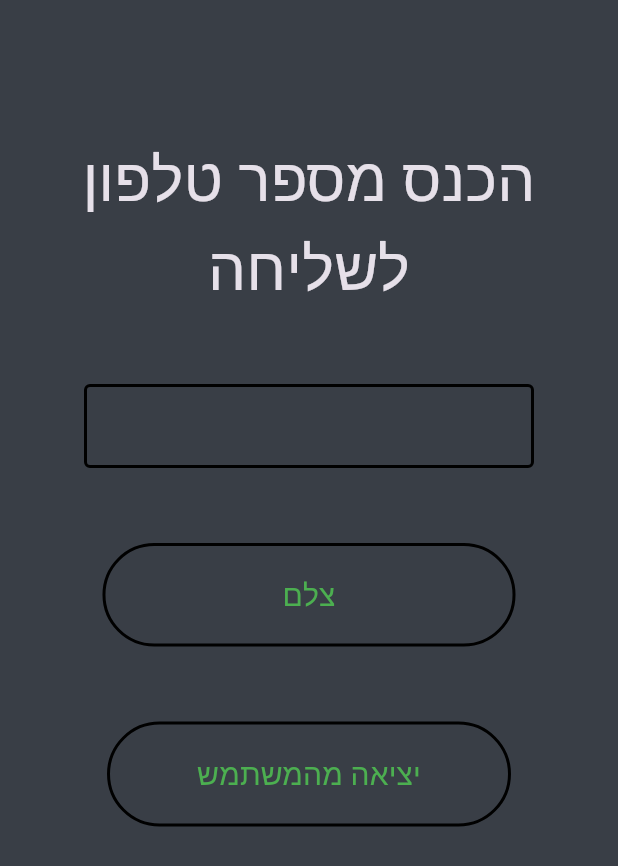
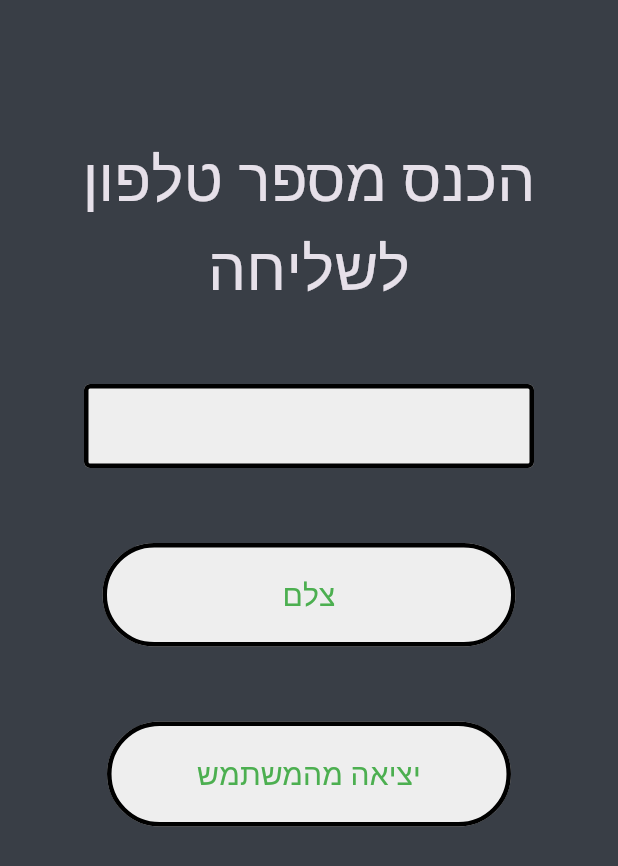
Before and after one commit to dorstern3/IronSwordsProject, a Flutter app: the screen it shows once a user with an empty profile is signed in, on a phone screen of 412 x 824 dp. Shown: the top 866 px of the screen. Run offline on Flutter 3.47's test engine with Material 3 defaults, Android fonts, the phone set to English and light mode, and no system bars; our stand-ins replace firebase_auth, firebase_core; accounts and stored records are empty.

Commit message:
update 2

```diff
--- a/iron_swords/lib/widgets/phone_field.dart
+++ b/iron_swords/lib/widgets/phone_field.dart
@@ -1,5 +1,6 @@
 import 'package:firebase_auth/firebase_auth.dart';
 import 'package:flutter/material.dart';
+import 'package:iron_swords/theme/palette.dart';
 
 class PhoneField extends StatelessWidget {
   const PhoneField({super.key});
@@ -11,12 +12,15 @@ class PhoneField extends StatelessWidget {
         maxWidth: 300,
       ),
       child: TextFormField(
+        style: const TextStyle(color: Pallete.blackColor),
         textAlign: TextAlign.right,
         decoration: const InputDecoration(
+          fillColor: Pallete.whiteColor,
+          filled: true,
           enabledBorder: OutlineInputBorder(
             borderSide: BorderSide(
               color: Colors.black,
-              width: 2,
+              width: 3,
             ),
           ),
           focusedBorder: OutlineInputBorder(
@@ -35,10 +39,11 @@ class ButtonPhoto extends StatelessWidget {
   Widget build(BuildContext context) {
     return TextButton(
       style: TextButton.styleFrom(
+        backgroundColor: Pallete.whiteColor,
         padding: const EdgeInsets.symmetric(vertical: 20, horizontal: 120),
         side: const BorderSide(
           color: Colors.black,
-          width: 2,
+          width: 3,
         ),
       ),
       onPressed: () {},
@@ -60,10 +65,11 @@ class SignOut extends StatelessWidget {
   Widget build(BuildContext context) {
     return TextButton(
       style: TextButton.styleFrom(
+        backgroundColor: Pallete.whiteColor,
         padding: const EdgeInsets.symmetric(vertical: 20, horizontal: 60),
         side: const BorderSide(
           color: Colors.black,
-          width: 2,
+          width: 3,
         ),
       ),
       child: const Text(
```
